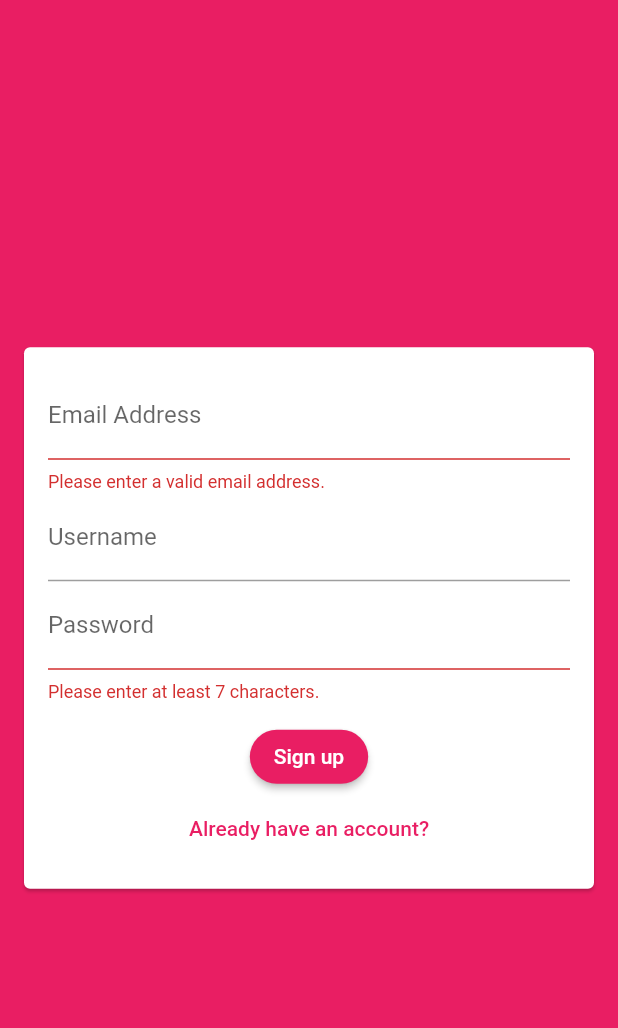
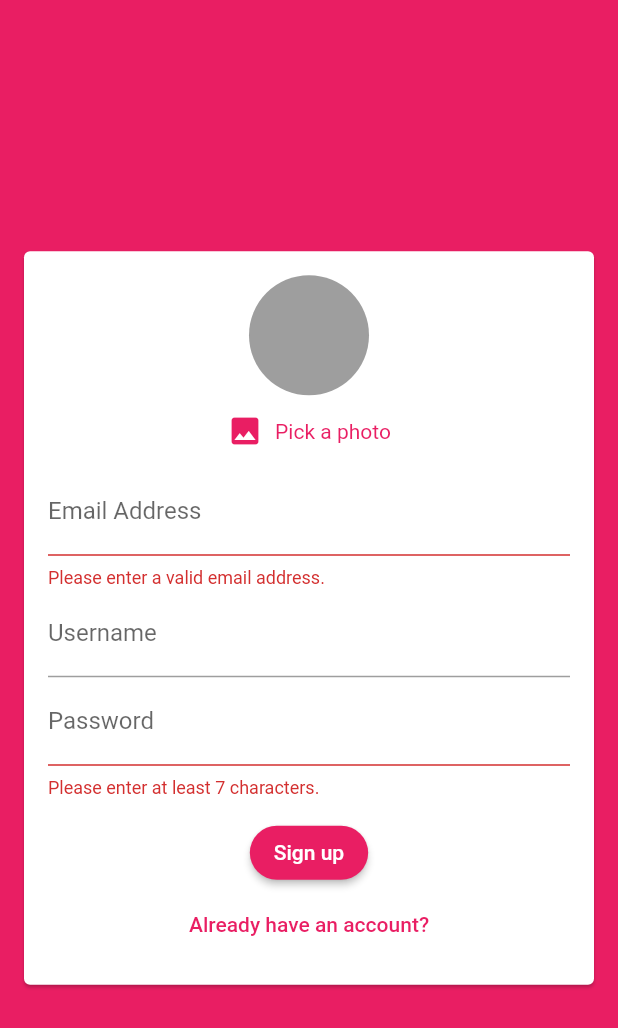
Before and after one commit to AmrAbdelmagid/Flutter-Chat, a Flutter app: the screen it shows after launch, after a tap on "login", after a tap on "Create New Account", on a phone screen of 412 x 824 dp. Shown: the top 1028 px of the screen. Run offline on Flutter 3.47's test engine with Material 2 defaults, Android fonts, the phone set to English and light mode, and no system bars; our stand-ins replace cloud_firestore, firebase_auth, firebase_core, firebase_storage, image_picker; accounts and stored records are empty.

Commit message:
Handled User image 2

```diff
--- a/lib/main.dart
+++ b/lib/main.dart
@@ -11,8 +11,15 @@ void main() {
 class MyApp extends StatelessWidget {
   @override
   Widget build(BuildContext context) {
-    Firebase.initializeApp();
+
+    return FutureBuilder(
+      future: Firebase.initializeApp() ,
+      builder: (ctx, futureSnapshot) {
+        if (futureSnapshot.connectionState == ConnectionState.waiting){
+          return CircularProgressIndicator();
+        }
         return MaterialApp(
+          debugShowCheckedModeBanner: false,
         title: 'Flutter Chat!',
         theme: ThemeData(
             primarySwatch: Colors.pink,
@@ -33,6 +40,7 @@ class MyApp extends StatelessWidget {
             return AuthScreen();
           },
         ),
+      );}
     );
   }
 }
--- a/lib/widgets/auth_widgets/auth_form.dart
+++ b/lib/widgets/auth_widgets/auth_form.dart
@@ -1,5 +1,7 @@
 import 'dart:developer';
+import 'dart:io';
 
+import 'package:chat_app_2/widgets/image_picker.dart';
 import 'package:flutter/material.dart';
 
 class AuthForm extends StatefulWidget {
@@ -10,6 +12,7 @@ class AuthForm extends StatefulWidget {
     String email,
     String password,
     String username,
+    File image,
     bool isLogin,
     BuildContext ctx,
   ) submitFn;
@@ -19,6 +22,10 @@ class AuthForm extends StatefulWidget {
 }
 
 class _AuthFormState extends State<AuthForm> {
+  File _imageFile;
+  _pickedImage (File _image){
+      _imageFile = _image;
+  }
   final _formKey = GlobalKey<FormState>();
 
   bool _isLogin = true;
@@ -28,11 +35,15 @@ class _AuthFormState extends State<AuthForm> {
   String _userPassword = '';
 
   _trySubmit() {
+    if (_imageFile == null && !_isLogin){
+      ScaffoldMessenger.of(context).showSnackBar(SnackBar(content: Text('Please Pick a photo')));
+      return;
+    }
     final isValid = _formKey.currentState.validate();
     FocusScope.of(context).unfocus();
     if (isValid) {
       _formKey.currentState.save();
-      widget.submitFn(_userEmail.trim(), _userPassword.trim(), _userName.trim(),
+      widget.submitFn(_userEmail.trim(), _userPassword.trim(), _userName.trim(),_imageFile,
           _isLogin, context);
     }
   }
@@ -49,6 +60,7 @@ class _AuthFormState extends State<AuthForm> {
             child: Column(
               mainAxisSize: MainAxisSize.min,
               children: [
+                if (!_isLogin) UserImagePicker(_pickedImage),
                 TextFormField(
                   key: ValueKey('email'),
                   validator: (value) {
--- a/lib/widgets/chat_widgets/messages.dart
+++ b/lib/widgets/chat_widgets/messages.dart
@@ -24,6 +24,7 @@ class Messages extends StatelessWidget {
               chatDocs[i]['text'],
               chatDocs[i]['userId'] == user.uid,
               chatDocs[i]['username'],
+              chatDocs[i]['userImage'],
               key: ValueKey(chatDocs[i].id),
             ),
             itemCount: chatDocs.length,
--- a/lib/widgets/chat_widgets/send_message.dart
+++ b/lib/widgets/chat_widgets/send_message.dart
@@ -20,6 +20,7 @@ class _SendMessageState extends State<SendMessage> {
       'createdAt': Timestamp.now(),
       'userId': user.uid,
       'username' : userData['username'],
+      'userImage':userData['image_url'],
     });
     _sentMessage = '';
     _textController.clear();
--- a/lib/widgets/image_picker.dart
+++ b/lib/widgets/image_picker.dart
@@ -0,0 +1,53 @@
+import 'dart:io';
+
+import 'package:flutter/material.dart';
+import 'package:image_picker/image_picker.dart';
+
+class UserImagePicker extends StatefulWidget {
+  UserImagePicker(this.imagePickFn);
+
+  final Function(File pickedImage) imagePickFn;
+
+  @override
+  _UserImagePickerState createState() => _UserImagePickerState();
+}
+
+class _UserImagePickerState extends State<UserImagePicker> {
+  File _image;
+  final picker = ImagePicker();
+
+  void _pickImage() async {
+    final pickedImageFile = await picker.getImage(
+      source: ImageSource.camera,
+      imageQuality: 50,
+      maxWidth: 150,
+    );
+    if (pickedImageFile != null) {
+      setState(() {
+        _image = File(pickedImageFile.path);
+      });
+      widget.imagePickFn(_image);
+    }
+  }
+
+  @override
+  Widget build(BuildContext context) {
+    return Column(
+      children: [
+        CircleAvatar(
+          radius: 40.0,
+          backgroundColor: Colors.grey,
+          backgroundImage: _image != null ? FileImage(_image) : null,
+        ),
+        TextButton.icon(
+          style: ButtonStyle(
+              textStyle: MaterialStateProperty.all(
+                  TextStyle(color: Theme.of(context).primaryColor))),
+          onPressed: _pickImage,
+          icon: Icon(Icons.image),
+          label: Text('Pick a photo'),
+        )
+      ],
+    );
+  }
+}
--- a/pubspec.yaml
+++ b/pubspec.yaml
@@ -31,6 +31,8 @@ dependencies:
   cloud_firestore: ^2.2.1
   firebase_core: ^1.2.1
   firebase_auth: ^1.3.0
+  image_picker: ^0.8.0+3
+  firebase_storage: ^8.1.1
 
 dev_dependencies:
   flutter_test:
```
Also changed, not shown: lib/screens/auth_screen.dart (+11 -2 lines), lib/widgets/chat_widgets/message_bubble.dart (+16 -5 lines), pubspec.lock. Lines whose indentation alone changed are shown as unchanged.
